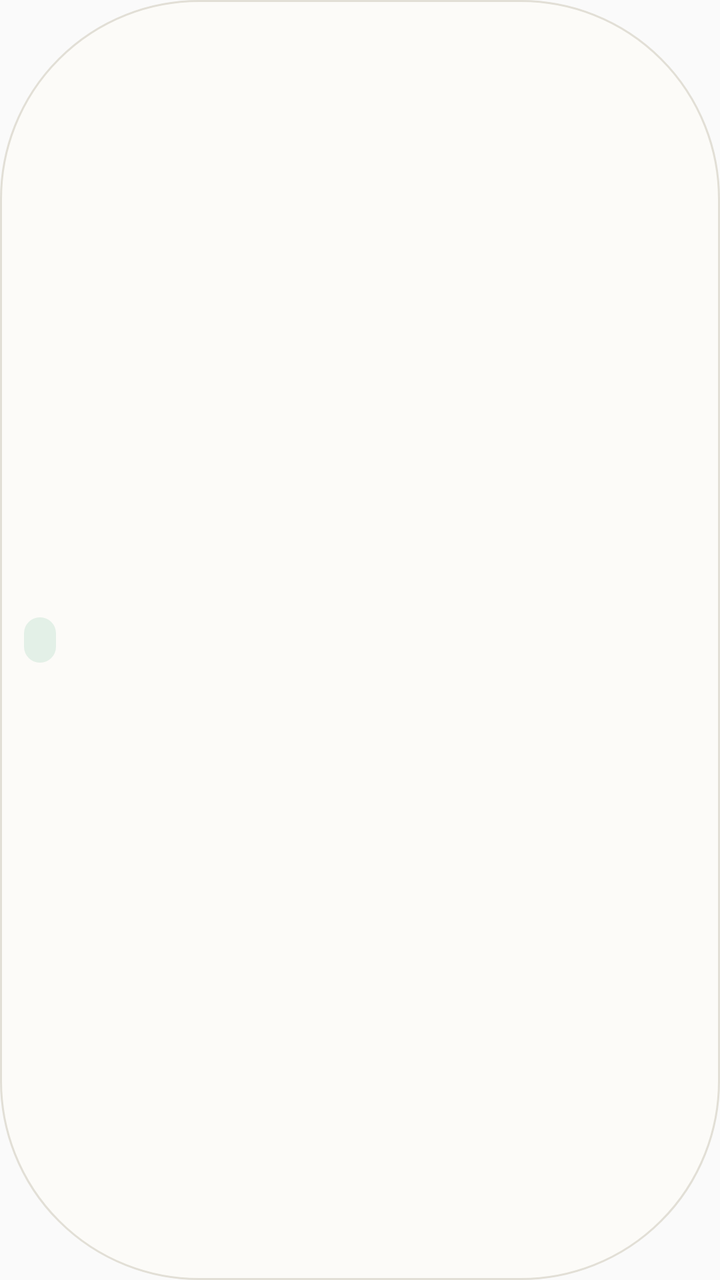
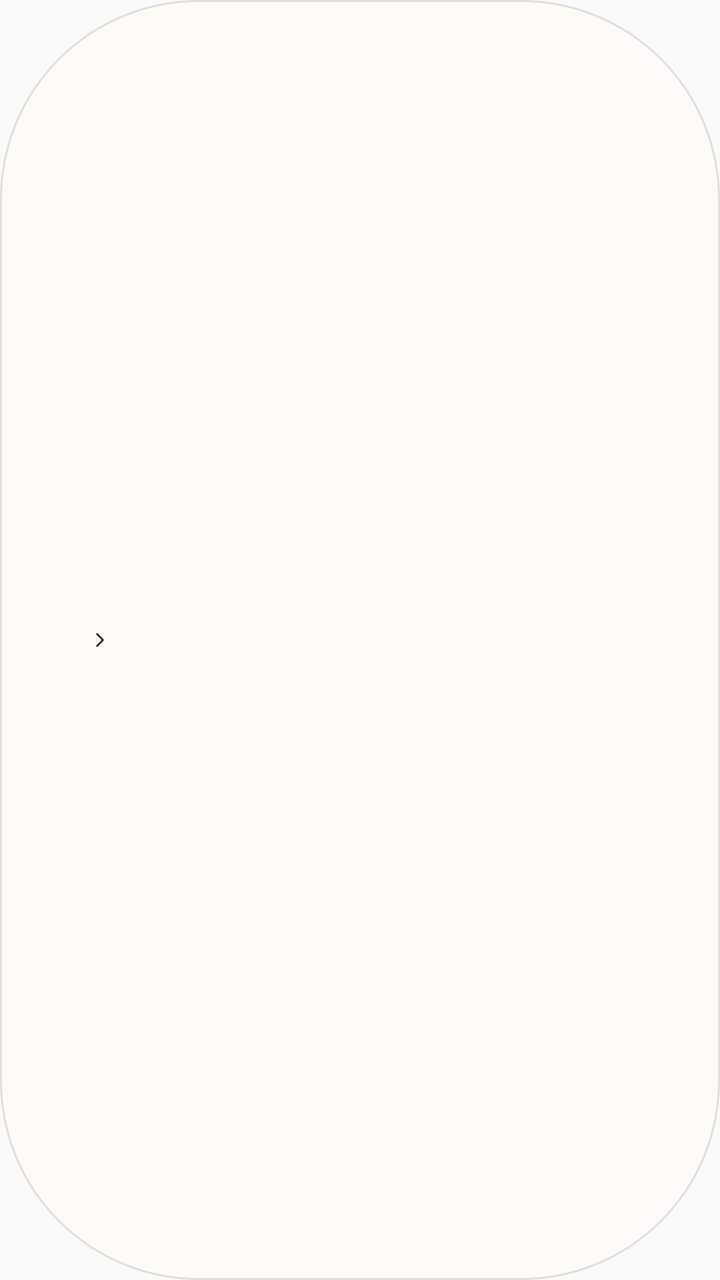

Two renders of the same Android screen: before a commit and after it. Below are the layout's source before the change and the commit's diff.
<!-- AndroidManifest.xml: application theme Theme.TreeLearn -->
<!-- res/layout/item_recommendation.xml -->
<?xml version="1.0" encoding="utf-8"?>
<LinearLayout xmlns:android="http://schemas.android.com/apk/res/android"
    android:id="@+id/rec_chip"
    android:layout_width="wrap_content"
    android:layout_height="@dimen/touch_min"
    android:layout_marginEnd="@dimen/space_s2"
    android:background="@drawable/bg_chip"
    android:clickable="true"
    android:focusable="true"
    android:gravity="center_vertical"
    android:orientation="horizontal"
    android:paddingStart="@dimen/space_s3"
    android:paddingEnd="@dimen/space_s3">

    <TextView
        android:id="@+id/rec_tag"
        android:layout_width="wrap_content"
        android:layout_height="wrap_content"
        android:background="@drawable/bg_pill"
        android:backgroundTint="@color/tl_green_soft"
        android:paddingStart="@dimen/space_s2"
        android:paddingTop="@dimen/space_s1"
        android:paddingEnd="@dimen/space_s2"
        android:paddingBottom="@dimen/space_s1"
        android:textColor="@color/tl_green_deep"
        android:textSize="@dimen/text_cap" />

    <TextView
        android:id="@+id/rec_text"
        android:layout_width="wrap_content"
        android:layout_height="wrap_content"
        android:layout_marginStart="@dimen/space_s2"
        android:maxWidth="@dimen/rec_text_max"
        android:textColor="@color/tl_ink"
        android:textSize="@dimen/text_sm" />
</LinearLayout>
<!-- resources referenced by this layout -->
<resources>
  <color name="tl_green_deep">#164027</color>
  <color name="tl_green_soft">#E3F0E7</color>
  <color name="tl_ink">#16241C</color>
  <dimen name="rec_text_max">260dp</dimen>
  <dimen name="space_s1">4dp</dimen>
  <dimen name="space_s2">8dp</dimen>
  <dimen name="space_s3">12dp</dimen>
  <dimen name="text_cap">11sp</dimen>
  <dimen name="text_sm">13sp</dimen>
  <dimen name="touch_min">44dp</dimen>
  <!-- drawable bg_chip (drawable) -->
  <?xml version="1.0" encoding="utf-8"?>
  <shape xmlns:android="http://schemas.android.com/apk/res/android" android:shape="rectangle">
      <solid android:color="@color/tl_surface" />
      <stroke android:width="@dimen/hairline" android:color="@color/tl_line" />
      <corners android:radius="@dimen/radius_full" />
  </shape>
  <!-- drawable bg_pill (drawable) -->
  <?xml version="1.0" encoding="utf-8"?>
  <shape xmlns:android="http://schemas.android.com/apk/res/android" android:shape="rectangle">
      <solid android:color="@color/tl_surface" />
      <corners android:radius="@dimen/radius_full" />
  </shape>
  <style name="Theme.TreeLearn" parent="@android:style/Theme.Material.Light.NoActionBar">
          
          <item name="android:fontFamily">sans-serif</item>
          <item name="android:colorPrimary">@color/tl_green</item>
          <item name="android:colorPrimaryDark">@color/tl_green_deep</item>
          <item name="android:colorAccent">@color/tl_green</item>
          <item name="android:windowBackground">@color/tl_bg</item>
          <item name="android:textColorPrimary">@color/tl_ink</item>
          <item name="android:textColorSecondary">@color/tl_ink2</item>
          <item name="android:textColorHint">@color/tl_ink3</item>
          <item name="android:statusBarColor">@color/tl_bg</item>
          <item name="android:windowLightStatusBar">true</item>
          
      </style>
  <color name="tl_surface">#FCFBF8</color>
  <dimen name="hairline">1dp</dimen>
  <color name="tl_line">#E2DFD6</color>
  <dimen name="radius_full">99dp</dimen>
  <color name="tl_green">#2B6E45</color>
  <color name="tl_bg">#F4F1EB</color>
  <color name="tl_ink2">#435449</color>
  <color name="tl_ink3">#627067</color>
</resources>

<!-- the commit's change to res/layout/item_recommendation.xml (unified diff, before → after) -->
@@ -17,12 +17,11 @@
         android:layout_width="wrap_content"
         android:layout_height="wrap_content"
         android:background="@drawable/bg_pill"
-        android:backgroundTint="@color/tl_green_soft"
+        android:importantForAccessibility="no"
         android:paddingStart="@dimen/space_s2"
         android:paddingTop="@dimen/space_s1"
         android:paddingEnd="@dimen/space_s2"
         android:paddingBottom="@dimen/space_s1"
-        android:textColor="@color/tl_green_deep"
         android:textSize="@dimen/text_cap" />
 
     <TextView
@@ -30,7 +29,17 @@
         android:layout_width="wrap_content"
         android:layout_height="wrap_content"
         android:layout_marginStart="@dimen/space_s2"
+        android:importantForAccessibility="no"
         android:maxWidth="@dimen/rec_text_max"
         android:textColor="@color/tl_ink"
         android:textSize="@dimen/text_sm" />
+
+    <ImageView
+        android:id="@+id/rec_chevron"
+        android:layout_width="@dimen/space_s3"
+        android:layout_height="@dimen/space_s3"
+        android:layout_marginStart="@dimen/space_s2"
+        android:importantForAccessibility="no"
+        android:src="@drawable/ic_chevron_right"
+        android:tint="@color/tl_ink" />
 </LinearLayout>
<!-- resource entries referenced after the edit -->
@@ -1,7 +1,6 @@
 <!-- resources referenced by this layout -->
 <resources>
   <color name="tl_green_deep">#164027</color>
-  <color name="tl_green_soft">#E3F0E7</color>
   <color name="tl_ink">#16241C</color>
   <dimen name="rec_text_max">260dp</dimen>
   <dimen name="space_s1">4dp</dimen>
@@ -23,6 +22,20 @@
       <solid android:color="@color/tl_surface" />
       <corners android:radius="@dimen/radius_full" />
   </shape>
+  <!-- drawable ic_chevron_right (drawable) -->
+  <?xml version="1.0" encoding="utf-8"?>
+  <vector xmlns:android="http://schemas.android.com/apk/res/android"
+      android:width="24dp"
+      android:height="24dp"
+      android:viewportWidth="24"
+      android:viewportHeight="24">
+      <path
+          android:pathData="M9 6l6 6-6 6"
+          android:strokeColor="#FF212121"
+          android:strokeWidth="1.8"
+          android:strokeLineCap="round"
+          android:strokeLineJoin="round" />
+  </vector>
   <style name="Theme.TreeLearn" parent="@android:style/Theme.Material.Light.NoActionBar">
           
           <item name="android:fontFamily">sans-serif</item>
